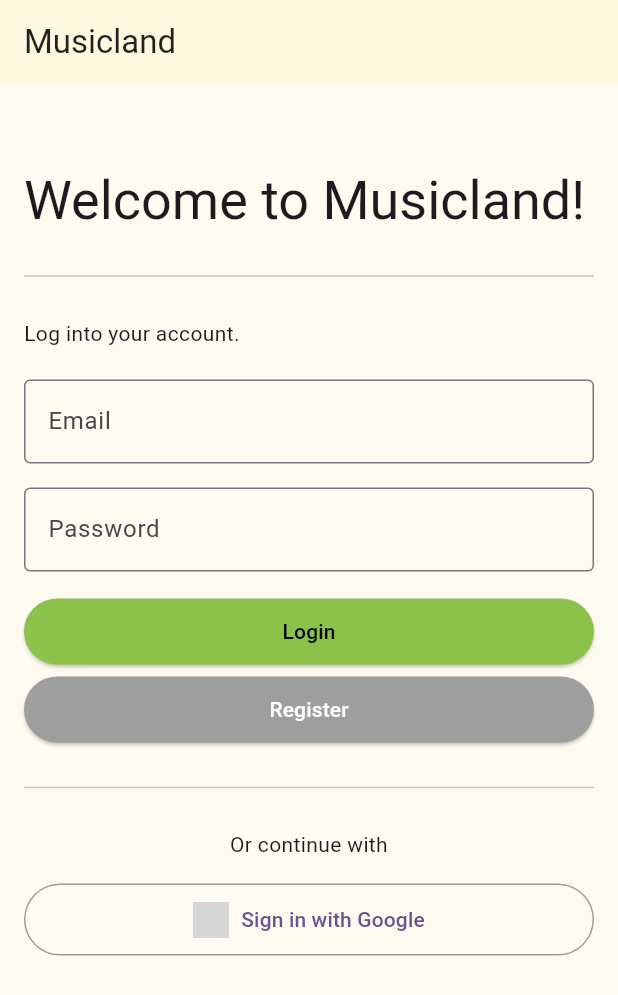
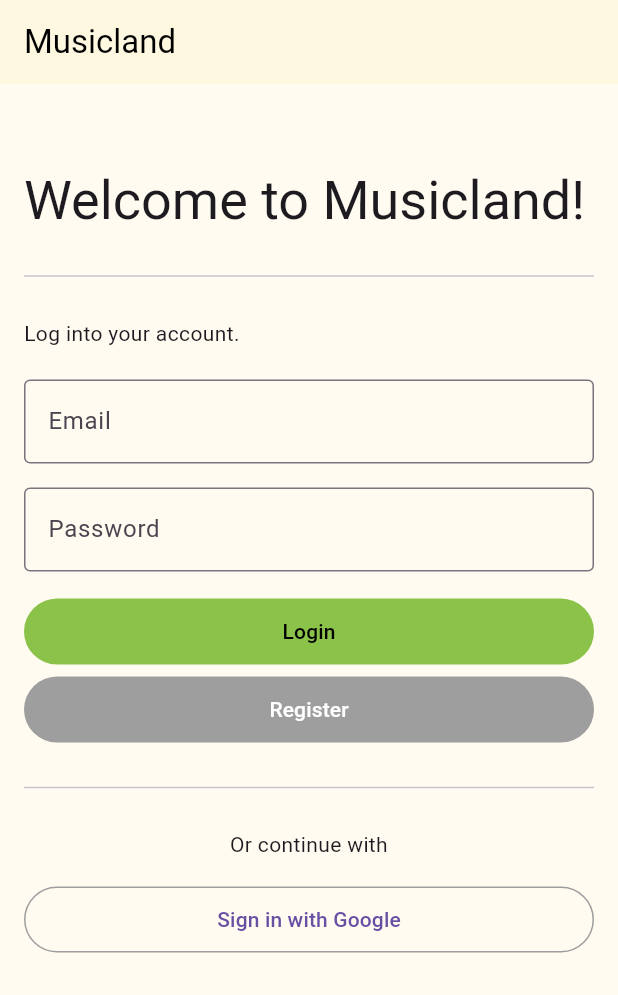
Before and after one commit to krlaan/musicland_app, a Flutter app: the screen it shows after launch, on a phone screen of 412 x 824 dp. Shown: the top 995 px of the screen. Run offline on Flutter 3.47's test engine with Material 3 defaults, Android fonts, the light colour scheme and no system bars; our stand-ins replace cloud_firestore, firebase_auth, firebase_core, flutter_riverpod, font_awesome_flutter, freezed_annotation and 5 more; accounts and stored records are empty; generated files the repository leaves out were written again; grey boxes are pictures that could not be loaded.

Commit message:
code design changes 1

```diff
--- a/lib/main.dart
+++ b/lib/main.dart
@@ -3,6 +3,7 @@ import 'package:firebase_core/firebase_core.dart';
 import 'package:flutter_riverpod/flutter_riverpod.dart';
 import 'package:musicland_app/firebase_options.dart';
 import 'package:musicland_app/router/router.dart';
+import 'package:musicland_app/views/constants/app_colors.dart';
 
 void main() async {
   WidgetsFlutterBinding.ensureInitialized();
@@ -25,16 +26,12 @@ class _MyAppState extends ConsumerState<MyApp> {
   Widget build(BuildContext context) {
     return MaterialApp.router(
       routerConfig: router,
-      title: 'Flutter Demo',
       theme: ThemeData(
-        colorScheme: ColorScheme.fromSeed(seedColor: Colors.deepPurple),
-        scaffoldBackgroundColor: const Color(0xFFFFFBF0),
-        appBarTheme: const AppBarTheme(
-          backgroundColor: Color(0xFFFFF8E1),
-          foregroundColor: Colors.black87,
-          elevation: 0,
+        scaffoldBackgroundColor: AppColors.backgroundColor,
+        appBarTheme: AppBarTheme(
+          backgroundColor: AppColors.upperBackgroundColor,
+          foregroundColor: AppColors.black,
         ),
-        useMaterial3: true,
       ),
     );
   }
--- a/lib/views/auth_view.dart
+++ b/lib/views/auth_view.dart
@@ -27,12 +27,8 @@ class AuthView extends ConsumerWidget {
     if (isLoggedIn) {
       final userId = ref.watch(userIdProvider);
 
-      if (userId == null) {
-        return const LoginView();
-      }
-
       // Check if profile setup is needed
-      final userInfoAsync = ref.watch(userInfoModelProvider(userId));
+      final userInfoAsync = ref.watch(userInfoModelProvider(userId!));
 
       return userInfoAsync.when(
         data: (userInfo) {
--- a/lib/views/authentication/login/login_view.dart
+++ b/lib/views/authentication/login/login_view.dart
@@ -51,7 +51,7 @@ class LoginViewState extends ConsumerState<LoginView> {
         ScaffoldMessenger.of(context).showSnackBar(
           const SnackBar(
             content: Text("Wrong email or password!"),
-            backgroundColor: Colors.red,
+            backgroundColor: AppColors.red,
           ),
         );
       }
@@ -81,6 +81,7 @@ class LoginViewState extends ConsumerState<LoginView> {
                   ).textTheme.bodyMedium?.copyWith(height: 1.5),
                 ),
                 const SizedBox(height: 20),
+
                 // Email field
                 TextFormField(
                   controller: _emailController,
@@ -93,6 +94,7 @@ class LoginViewState extends ConsumerState<LoginView> {
                       validateEmail, //-> (String? value) => _validateEmail(value)
                 ),
                 const SizedBox(height: 16),
+
                 // Password field
                 TextFormField(
                   controller: _passwordController,
@@ -105,53 +107,36 @@ class LoginViewState extends ConsumerState<LoginView> {
                 ),
                 const SizedBox(height: 16),
 
-                ElevatedButton(
-                  style: ElevatedButton.styleFrom(
-                    backgroundColor: Colors.lightGreen,
-                    foregroundColor: Colors.black,
+                TextButton(
+                  style: TextButton.styleFrom(
+                    backgroundColor: AppColors.lightGreen,
+                    foregroundColor: AppColors.black,
                     padding: const EdgeInsets.symmetric(vertical: 12),
                   ),
                   onPressed: authProvider.isLoading ? null : _attemptLogin,
-                  child: const Text(
-                    "Login",
-                    style: TextStyle(fontSize: 14),
-                  ),
+                  child: const Text("Login", style: TextStyle(fontSize: 14)),
                 ),
                 const SizedBox(height: 4),
-                ElevatedButton(
-                  style: ElevatedButton.styleFrom(
-                    backgroundColor: Colors.grey,
-                    foregroundColor: Colors.white,
+
+                TextButton(
+                  style: TextButton.styleFrom(
+                    backgroundColor: AppColors.grey,
+                    foregroundColor: AppColors.white,
                     padding: const EdgeInsets.symmetric(vertical: 12),
                   ),
                   onPressed: () {
                     context.push("/register");
                   },
-                  child: const Text(
-                    "Register",
-                    style: TextStyle(fontSize: 14),
-                  ),
+                  child: const Text("Register", style: TextStyle(fontSize: 14)),
                 ),
 
                 const DividerWithMargins(20),
-                Text(
-                  'Or continue with',
-                  textAlign: TextAlign.center,
-                  style: Theme.of(context).textTheme.bodyMedium,
-                ),
+                Text('Or continue with', textAlign: TextAlign.center),
                 const SizedBox(height: 16),
-                OutlinedButton.icon(
-                  icon: Image.asset(
-                    'assets/google_logo.png',
-                    height: 24,
-                    errorBuilder: (context, error, stackTrace) {
-                      return const Icon(Icons.g_mobiledata, size: 24);
-                    },
-                  ),
-                  label: const Text('Sign in with Google'),
-                  style: OutlinedButton.styleFrom(
+                TextButton(
+                  style: TextButton.styleFrom(
                     padding: const EdgeInsets.symmetric(vertical: 12),
-                    side: const BorderSide(color: Colors.grey),
+                    side: const BorderSide(color: AppColors.grey),
                   ),
                   onPressed: authProvider.isLoading
                       ? null
@@ -161,8 +146,8 @@ class LoginViewState extends ConsumerState<LoginView> {
                           );
                           await authNotifier.signInWithGoogle();
                         },
+                  child: const Text("Sign in with Google", style: TextStyle(fontSize: 14)),
                 ),
-                //const LoginViewSignupLinks(),
               ],
             ),
           ),
--- a/lib/views/authentication/register/register_view.dart
+++ b/lib/views/authentication/register/register_view.dart
@@ -79,7 +79,7 @@ class RegisterViewState extends ConsumerState<RegisterView> {
             ScaffoldMessenger.of(context).showSnackBar(
               const SnackBar(
                 content: Text("User already exists!"),
-                backgroundColor: Colors.red,
+                backgroundColor: AppColors.red,
               ),
             );
           }
@@ -139,8 +139,9 @@ class RegisterViewState extends ConsumerState<RegisterView> {
                 const SizedBox(height: 16),
                 TextButton(
                   style: TextButton.styleFrom(
-                    backgroundColor: Colors.lightGreen,
-                    foregroundColor: Colors.black,
+                    backgroundColor: AppColors.lightGreen,
+                    foregroundColor: AppColors.black,
+                    padding: const EdgeInsets.symmetric(vertical: 12),
                   ),
                   onPressed: _attemptRegister,
                   child: const Text(
@@ -148,7 +149,6 @@ class RegisterViewState extends ConsumerState<RegisterView> {
                   ),
                 ),
                 const DividerWithMargins(20),
-                //const LoginViewSignupLinks(),
               ],
             ),
           ),
--- a/lib/views/constants/app_colors.dart
+++ b/lib/views/constants/app_colors.dart
@@ -2,10 +2,14 @@ import 'package:flutter/material.dart';
 
 @immutable
 class AppColors {
-  static var primaryColor = const Color(0xffffa000);
-  static var secondaryColor = const Color(0xffff5722);
-  static const loginButtonTextColor = Colors.black;
-  static var background = const Color(0xFFFFF8E1);
+  static var upperBackgroundColor = const Color(0xFFFFF8E1);
+  static var backgroundColor = const Color(0xFFFFFBF0);
+
+  static const black = Colors.black;
+  static const grey = Colors.grey;
+  static const red = Colors.red;
+  static const lightGreen = Colors.lightGreen;
+  static const white = Colors.white;
 
   const AppColors._();
 }
```
